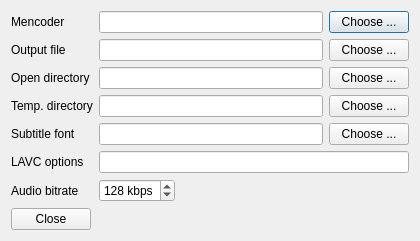
Above: settingsform.ui from 607011/lolQt before the change. Below: the same form after it.
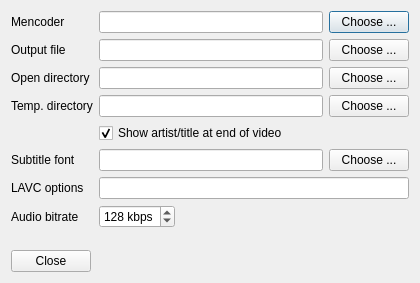
That is the form after the change.

Commit message: Added subtitle and subtile font chooser.

```diff
--- a/settingsform.ui
+++ b/settingsform.ui
@@ -10,7 +10,7 @@
     <x>0</x>
     <y>0</y>
     <width>420</width>
-    <height>234</height>
+    <height>283</height>
    </rect>
   </property>
   <property name="windowTitle">
@@ -32,6 +32,9 @@
    </item>
    <item row="0" column="0">
     <layout class="QFormLayout" name="formLayout">
+     <property name="fieldGrowthPolicy">
+      <enum>QFormLayout::AllNonFixedFieldsGrow</enum>
+     </property>
      <item row="0" column="0">
       <widget class="QLabel" name="label">
        <property name="text">
@@ -120,14 +123,45 @@
        </item>
       </layout>
      </item>
-     <item row="6" column="0">
+     <item row="5" column="0">
+      <widget class="QLabel" name="label_7">
+       <property name="text">
+        <string>Subtitle font</string>
+       </property>
+      </widget>
+     </item>
+     <item row="5" column="1">
+      <layout class="QHBoxLayout" name="horizontalLayout_7">
+       <item>
+        <widget class="QLineEdit" name="subtitleFontLineEdit"/>
+       </item>
+       <item>
+        <widget class="QPushButton" name="chooseSubtitleFontPushButton">
+         <property name="text">
+          <string>Choose ...</string>
+         </property>
+        </widget>
+       </item>
+      </layout>
+     </item>
+     <item row="7" column="0">
+      <widget class="QLabel" name="label_6">
+       <property name="text">
+        <string>LAVC options</string>
+       </property>
+      </widget>
+     </item>
+     <item row="7" column="1">
+      <widget class="QLineEdit" name="lavcOptionsLineEdit"/>
+     </item>
+     <item row="8" column="0">
       <widget class="QLabel" name="label_5">
        <property name="text">
         <string>Audio bitrate</string>
        </property>
       </widget>
      </item>
-     <item row="6" column="1">
+     <item row="8" column="1">
       <layout class="QHBoxLayout" name="horizontalLayout_6">
        <item>
         <widget class="QSpinBox" name="audioBitrateSpinBox">
@@ -163,36 +197,15 @@
        </item>
       </layout>
      </item>
-     <item row="5" column="0">
-      <widget class="QLabel" name="label_6">
-       <property name="text">
-        <string>LAVC options</string>
-       </property>
-      </widget>
-     </item>
-     <item row="5" column="1">
-      <widget class="QLineEdit" name="lavcOptionsLineEdit"/>
-     </item>
-     <item row="4" column="0">
-      <widget class="QLabel" name="label_7">
-       <property name="text">
-        <string>Subtitle font</string>
-       </property>
-      </widget>
-     </item>
      <item row="4" column="1">
-      <layout class="QHBoxLayout" name="horizontalLayout_7">
-       <item>
-        <widget class="QLineEdit" name="subtitleFontLineEdit"/>
-       </item>
-       <item>
-        <widget class="QPushButton" name="chooseSubtitleFontPushButton">
-         <property name="text">
-          <string>Choose ...</string>
-         </property>
-        </widget>
-       </item>
-      </layout>
+      <widget class="QCheckBox" name="showArtistTitleCheckBox">
+       <property name="text">
+        <string>Show artist/title at end of video</string>
+       </property>
+       <property name="checked">
+        <bool>true</bool>
+       </property>
+      </widget>
      </item>
     </layout>
    </item>
```
The commit also changes 2 other files.
